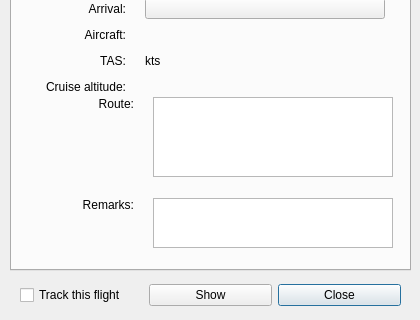
This is source/ui/resources/flightdetailswindow.ui in Vatsinator/vatsinator-legacy as Qt 5 draws it before an edit; both pictures show x 0 to 420 and y 150 to 470 of the 420 by 470 pixel window. The edited form follows.
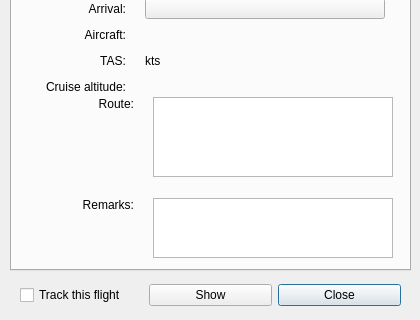
This is the edited form. The open tabs and pages were chosen to show the change. Icons and pictures are not drawn. Custom widgets are drawn as their Qt base class.

The edit to the form file:
```diff
--- a/source/ui/resources/flightdetailswindow.ui
+++ b/source/ui/resources/flightdetailswindow.ui
@@ -580,7 +580,7 @@
        <x>10</x>
        <y>161</y>
        <width>371</width>
-       <height>151</height>
+       <height>161</height>
       </rect>
      </property>
      <layout class="QGridLayout" name="gridLayout_2">
@@ -681,13 +681,13 @@
         <property name="minimumSize">
          <size>
           <width>240</width>
-          <height>50</height>
+          <height>60</height>
          </size>
         </property>
         <property name="maximumSize">
          <size>
           <width>240</width>
-          <height>50</height>
+          <height>60</height>
          </size>
         </property>
         <property name="horizontalScrollBarPolicy">
```
